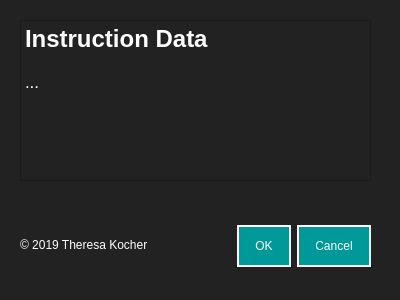
The window that design/dialog_instructionData.ui (resa89/pridentifier) describes before a commit, drawn with Qt 5.
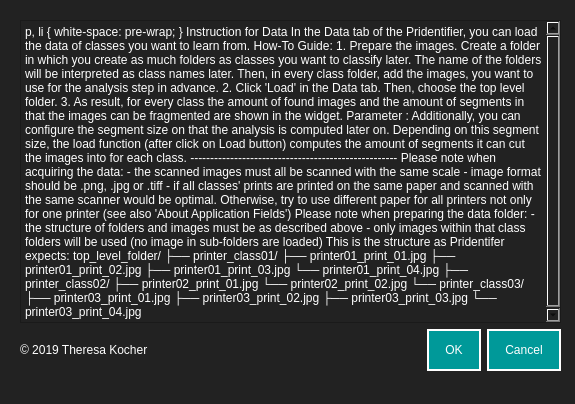
The same window after the commit.

Commit message: devel: Edit all dialogs for correct descriptions

Patch:
```diff
--- a/design/dialog_instructionData.ui
+++ b/design/dialog_instructionData.ui
@@ -6,8 +6,8 @@
    <rect>
     <x>0</x>
     <y>0</y>
-    <width>400</width>
-    <height>300</height>
+    <width>575</width>
+    <height>404</height>
    </rect>
   </property>
   <property name="windowTitle">
@@ -17,17 +17,103 @@
    <string notr="true">background-color: #222222;
 </string>
   </property>
-  <widget class="QDialogButtonBox" name="buttonBox">
+  <widget class="QWidget" name="verticalLayoutWidget">
    <property name="geometry">
     <rect>
-     <x>30</x>
-     <y>221</y>
-     <width>341</width>
-     <height>51</height>
+     <x>20</x>
+     <y>20</y>
+     <width>541</width>
+     <height>351</height>
     </rect>
    </property>
-   <property name="styleSheet">
-    <string notr="true">QPushButton {
+   <layout class="QVBoxLayout" name="verticalLayout">
+    <item>
+     <layout class="QHBoxLayout" name="horizontalLayout">
+      <item>
+       <layout class="QHBoxLayout" name="horizontalLayout_2"/>
+      </item>
+     </layout>
+    </item>
+    <item>
+     <layout class="QHBoxLayout" name="horizontalLayout_4">
+      <item>
+       <widget class="QTextBrowser" name="textBrowser">
+        <property name="styleSheet">
+         <string notr="true">color: #fff;
+font: 12pt &quot;Helvetica&quot;;
+</string>
+        </property>
+        <property name="html">
+         <string>&lt;!DOCTYPE HTML PUBLIC &quot;-//W3C//DTD HTML 4.0//EN&quot; &quot;http://www.w3.org/TR/REC-html40/strict.dtd&quot;&gt;
+&lt;html&gt;&lt;head&gt;&lt;meta name=&quot;qrichtext&quot; content=&quot;1&quot; /&gt;&lt;style type=&quot;text/css&quot;&gt;
+p, li { white-space: pre-wrap; }
+&lt;/style&gt;&lt;/head&gt;&lt;body style=&quot; font-family:'Helvetica'; font-size:12pt; font-weight:400; font-style:normal;&quot;&gt;
+&lt;p style=&quot; margin-top:0px; margin-bottom:0px; margin-left:0px; margin-right:0px; -qt-block-indent:0; text-indent:0px;&quot;&gt;&lt;span style=&quot; font-size:18pt; font-weight:600;&quot;&gt;Instruction for Data&lt;/span&gt;&lt;/p&gt;
+&lt;p style=&quot;-qt-paragraph-type:empty; margin-top:0px; margin-bottom:0px; margin-left:0px; margin-right:0px; -qt-block-indent:0; text-indent:0px;&quot;&gt;&lt;br /&gt;&lt;/p&gt;
+&lt;p style=&quot; margin-top:0px; margin-bottom:0px; margin-left:0px; margin-right:0px; -qt-block-indent:0; text-indent:0px;&quot;&gt;&lt;span style=&quot; font-family:'.SF NS Text'; font-size:13pt;&quot;&gt;In the Data tab of the Pridentifier, you can load the data of classes you want to learn from.&lt;/span&gt;&lt;/p&gt;
+&lt;p style=&quot;-qt-paragraph-type:empty; margin-top:0px; margin-bottom:0px; margin-left:0px; margin-right:0px; -qt-block-indent:0; text-indent:0px; font-family:'.SF NS Text'; font-size:13pt;&quot;&gt;&lt;br /&gt;&lt;/p&gt;
+&lt;p style=&quot; margin-top:0px; margin-bottom:0px; margin-left:0px; margin-right:0px; -qt-block-indent:0; text-indent:0px;&quot;&gt;&lt;span style=&quot; font-family:'.SF NS Text'; font-size:13pt; font-weight:600;&quot;&gt;How-To Guide:&lt;/span&gt;&lt;/p&gt;
+&lt;p style=&quot;-qt-paragraph-type:empty; margin-top:0px; margin-bottom:0px; margin-left:0px; margin-right:0px; -qt-block-indent:0; text-indent:0px;&quot;&gt;&lt;br /&gt;&lt;/p&gt;
+&lt;p style=&quot; margin-top:0px; margin-bottom:0px; margin-left:0px; margin-right:0px; -qt-block-indent:0; text-indent:0px;&quot;&gt;&lt;span style=&quot; font-family:'.SF NS Text'; font-size:13pt;&quot;&gt;1. Prepare the images. Create a folder in which you create as much folders as classes you want to classify later. The name of the folders will be interpreted as class names later. Then, in every class folder, add the images, you want to use for the analysis step in advance.&lt;/span&gt;&lt;/p&gt;
+&lt;p style=&quot;-qt-paragraph-type:empty; margin-top:0px; margin-bottom:0px; margin-left:0px; margin-right:0px; -qt-block-indent:0; text-indent:0px;&quot;&gt;&lt;br /&gt;&lt;/p&gt;
+&lt;p style=&quot; margin-top:0px; margin-bottom:0px; margin-left:0px; margin-right:0px; -qt-block-indent:0; text-indent:0px;&quot;&gt;&lt;span style=&quot; font-family:'.SF NS Text'; font-size:13pt;&quot;&gt;2. Click 'Load' in the Data tab. Then, choose the top level folder.&lt;/span&gt;&lt;/p&gt;
+&lt;p style=&quot;-qt-paragraph-type:empty; margin-top:0px; margin-bottom:0px; margin-left:0px; margin-right:0px; -qt-block-indent:0; text-indent:0px;&quot;&gt;&lt;br /&gt;&lt;/p&gt;
+&lt;p style=&quot; margin-top:0px; margin-bottom:0px; margin-left:0px; margin-right:0px; -qt-block-indent:0; text-indent:0px;&quot;&gt;&lt;span style=&quot; font-family:'.SF NS Text'; font-size:13pt;&quot;&gt;3. As result, for every class the amount of found images and the amount of segments in that the images can be fragmented are shown in the widget.&lt;/span&gt;&lt;/p&gt;
+&lt;p style=&quot;-qt-paragraph-type:empty; margin-top:0px; margin-bottom:0px; margin-left:0px; margin-right:0px; -qt-block-indent:0; text-indent:0px; font-family:'.SF NS Text'; font-size:13pt;&quot;&gt;&lt;br /&gt;&lt;/p&gt;
+&lt;p style=&quot; margin-top:0px; margin-bottom:0px; margin-left:0px; margin-right:0px; -qt-block-indent:0; text-indent:0px;&quot;&gt;&lt;span style=&quot; font-family:'.SF NS Text'; font-size:13pt; font-weight:600;&quot;&gt;Parameter&lt;/span&gt;&lt;span style=&quot; font-family:'.SF NS Text'; font-size:13pt;&quot;&gt;:&lt;/span&gt;&lt;/p&gt;
+&lt;p style=&quot; margin-top:0px; margin-bottom:0px; margin-left:0px; margin-right:0px; -qt-block-indent:0; text-indent:0px;&quot;&gt;&lt;span style=&quot; font-family:'.SF NS Text'; font-size:13pt;&quot;&gt;Additionally, you can configure the segment size on that the analysis is computed later on. Depending on this segment size, the load function (after click on Load button) computes the amount of segments it can cut the images into for each class.&lt;/span&gt;&lt;/p&gt;
+&lt;p style=&quot;-qt-paragraph-type:empty; margin-top:0px; margin-bottom:0px; margin-left:0px; margin-right:0px; -qt-block-indent:0; text-indent:0px; font-family:'.SF NS Text'; font-size:13pt;&quot;&gt;&lt;br /&gt;&lt;/p&gt;
+&lt;p style=&quot; margin-top:0px; margin-bottom:0px; margin-left:0px; margin-right:0px; -qt-block-indent:0; text-indent:0px;&quot;&gt;&lt;span style=&quot; font-family:'.SF NS Text'; font-size:13pt;&quot;&gt;----------------------------------------------------&lt;/span&gt;&lt;/p&gt;
+&lt;p style=&quot; margin-top:0px; margin-bottom:0px; margin-left:0px; margin-right:0px; -qt-block-indent:0; text-indent:0px;&quot;&gt;&lt;span style=&quot; font-family:'.SF NS Text'; font-size:13pt; font-style:italic;&quot;&gt;Please note when acquiring the data:&lt;/span&gt;&lt;/p&gt;
+&lt;p style=&quot; margin-top:0px; margin-bottom:0px; margin-left:0px; margin-right:0px; -qt-block-indent:0; text-indent:0px;&quot;&gt;&lt;span style=&quot; font-family:'.SF NS Text'; font-size:13pt;&quot;&gt;- the scanned images must all be scanned with the same scale&lt;/span&gt;&lt;/p&gt;
+&lt;p style=&quot; margin-top:0px; margin-bottom:0px; margin-left:0px; margin-right:0px; -qt-block-indent:0; text-indent:0px;&quot;&gt;&lt;span style=&quot; font-family:'.SF NS Text'; font-size:13pt;&quot;&gt;- image format should be .png, .jpg or .tiff&lt;/span&gt;&lt;/p&gt;
+&lt;p style=&quot; margin-top:0px; margin-bottom:0px; margin-left:0px; margin-right:0px; -qt-block-indent:0; text-indent:0px;&quot;&gt;&lt;span style=&quot; font-family:'.SF NS Text'; font-size:13pt;&quot;&gt;- if all classes' prints are printed on the same paper and scanned with the same scanner would be optimal. Otherwise, try to use different paper for all printers not only for one printer (see also 'About &amp;gt; Application Fields')&lt;/span&gt;&lt;/p&gt;
+&lt;p style=&quot;-qt-paragraph-type:empty; margin-top:0px; margin-bottom:0px; margin-left:0px; margin-right:0px; -qt-block-indent:0; text-indent:0px; font-family:'.SF NS Text'; font-size:13pt;&quot;&gt;&lt;br /&gt;&lt;/p&gt;
+&lt;p style=&quot; margin-top:0px; margin-bottom:0px; margin-left:0px; margin-right:0px; -qt-block-indent:0; text-indent:0px;&quot;&gt;&lt;span style=&quot; font-family:'.SF NS Text'; font-size:13pt; font-style:italic;&quot;&gt;Please note when preparing the data folder:&lt;/span&gt;&lt;/p&gt;
+&lt;p style=&quot; margin-top:0px; margin-bottom:0px; margin-left:0px; margin-right:0px; -qt-block-indent:0; text-indent:0px;&quot;&gt;&lt;span style=&quot; font-family:'.SF NS Text'; font-size:13pt;&quot;&gt;- the structure of folders and images must be as described above&lt;/span&gt;&lt;/p&gt;
+&lt;p style=&quot; margin-top:0px; margin-bottom:0px; margin-left:0px; margin-right:0px; -qt-block-indent:0; text-indent:0px;&quot;&gt;&lt;span style=&quot; font-family:'.SF NS Text'; font-size:13pt;&quot;&gt;- only images within that class folders will be used (no image in sub-folders are loaded)&lt;/span&gt;&lt;/p&gt;
+&lt;p style=&quot;-qt-paragraph-type:empty; margin-top:0px; margin-bottom:0px; margin-left:0px; margin-right:0px; -qt-block-indent:0; text-indent:0px; font-family:'.SF NS Text'; font-size:13pt;&quot;&gt;&lt;br /&gt;&lt;/p&gt;
+&lt;p style=&quot; margin-top:0px; margin-bottom:0px; margin-left:0px; margin-right:0px; -qt-block-indent:0; text-indent:0px;&quot;&gt;&lt;span style=&quot; font-family:'.SF NS Text'; font-size:13pt;&quot;&gt;This is the structure as Pridentifer expects:&lt;/span&gt;&lt;/p&gt;
+&lt;p style=&quot;-qt-paragraph-type:empty; margin-top:0px; margin-bottom:0px; margin-left:0px; margin-right:0px; -qt-block-indent:0; text-indent:0px; font-family:'.SF NS Text'; font-size:13pt;&quot;&gt;&lt;br /&gt;&lt;/p&gt;
+&lt;p style=&quot; margin-top:0px; margin-bottom:0px; margin-left:0px; margin-right:0px; -qt-block-indent:0; text-indent:0px;&quot;&gt;&lt;span style=&quot; font-family:'.SF NS Text'; font-size:13pt;&quot;&gt;top_level_folder/&lt;/span&gt;&lt;/p&gt;
+&lt;p style=&quot; margin-top:0px; margin-bottom:0px; margin-left:0px; margin-right:0px; -qt-block-indent:0; text-indent:0px;&quot;&gt;&lt;span style=&quot; font-family:'.SF NS Text'; font-size:13pt;&quot;&gt;├── printer_class01/&lt;/span&gt;&lt;/p&gt;
+&lt;p style=&quot; margin-top:0px; margin-bottom:0px; margin-left:0px; margin-right:0px; -qt-block-indent:0; text-indent:0px;&quot;&gt;&lt;span style=&quot; font-family:'.SF NS Text'; font-size:13pt;&quot;&gt;          ├── printer01_print_01.jpg&lt;/span&gt;&lt;/p&gt;
+&lt;p style=&quot; margin-top:0px; margin-bottom:0px; margin-left:0px; margin-right:0px; -qt-block-indent:0; text-indent:0px;&quot;&gt;&lt;span style=&quot; font-family:'.SF NS Text'; font-size:13pt;&quot;&gt;          ├── printer01_print_02.jpg&lt;/span&gt;&lt;/p&gt;
+&lt;p style=&quot; margin-top:0px; margin-bottom:0px; margin-left:0px; margin-right:0px; -qt-block-indent:0; text-indent:0px;&quot;&gt;&lt;span style=&quot; font-family:'.SF NS Text'; font-size:13pt;&quot;&gt;          ├── printer01_print_03.jpg&lt;/span&gt;&lt;/p&gt;
+&lt;p style=&quot; margin-top:0px; margin-bottom:0px; margin-left:0px; margin-right:0px; -qt-block-indent:0; text-indent:0px;&quot;&gt;&lt;span style=&quot; font-family:'.SF NS Text'; font-size:13pt;&quot;&gt;          └── printer01_print_04.jpg&lt;/span&gt;&lt;/p&gt;
+&lt;p style=&quot; margin-top:0px; margin-bottom:0px; margin-left:0px; margin-right:0px; -qt-block-indent:0; text-indent:0px;&quot;&gt;&lt;span style=&quot; font-family:'.SF NS Text'; font-size:13pt;&quot;&gt;├── printer_class02/&lt;/span&gt;&lt;/p&gt;
+&lt;p style=&quot; margin-top:0px; margin-bottom:0px; margin-left:0px; margin-right:0px; -qt-block-indent:0; text-indent:0px;&quot;&gt;&lt;span style=&quot; font-family:'.SF NS Text'; font-size:13pt;&quot;&gt;          ├── printer02_print_01.jpg&lt;/span&gt;&lt;/p&gt;
+&lt;p style=&quot; margin-top:0px; margin-bottom:0px; margin-left:0px; margin-right:0px; -qt-block-indent:0; text-indent:0px;&quot;&gt;&lt;span style=&quot; font-family:'.SF NS Text'; font-size:13pt;&quot;&gt;          └── printer02_print_02.jpg&lt;/span&gt;&lt;/p&gt;
+&lt;p style=&quot; margin-top:0px; margin-bottom:0px; margin-left:0px; margin-right:0px; -qt-block-indent:0; text-indent:0px;&quot;&gt;&lt;span style=&quot; font-family:'.SF NS Text'; font-size:13pt;&quot;&gt;└── printer_class03/&lt;/span&gt;&lt;/p&gt;
+&lt;p style=&quot; margin-top:0px; margin-bottom:0px; margin-left:0px; margin-right:0px; -qt-block-indent:0; text-indent:0px;&quot;&gt;&lt;span style=&quot; font-family:'.SF NS Text'; font-size:13pt;&quot;&gt;          ├── printer03_print_01.jpg&lt;/span&gt;&lt;/p&gt;
+&lt;p style=&quot; margin-top:0px; margin-bottom:0px; margin-left:0px; margin-right:0px; -qt-block-indent:0; text-indent:0px;&quot;&gt;&lt;span style=&quot; font-family:'.SF NS Text'; font-size:13pt;&quot;&gt;          ├── printer03_print_02.jpg&lt;/span&gt;&lt;/p&gt;
+&lt;p style=&quot; margin-top:0px; margin-bottom:0px; margin-left:0px; margin-right:0px; -qt-block-indent:0; text-indent:0px;&quot;&gt;&lt;span style=&quot; font-family:'.SF NS Text'; font-size:13pt;&quot;&gt;          ├── printer03_print_03.jpg&lt;/span&gt;&lt;/p&gt;
+&lt;p style=&quot; margin-top:0px; margin-bottom:0px; margin-left:0px; margin-right:0px; -qt-block-indent:0; text-indent:0px;&quot;&gt;&lt;span style=&quot; font-family:'.SF NS Text'; font-size:13pt;&quot;&gt;          └── printer03_print_04.jpg&lt;/span&gt;&lt;/p&gt;
+&lt;p style=&quot;-qt-paragraph-type:empty; margin-top:0px; margin-bottom:0px; margin-left:0px; margin-right:0px; -qt-block-indent:0; text-indent:0px; font-family:'.SF NS Text'; font-size:13pt;&quot;&gt;&lt;br /&gt;&lt;/p&gt;
+&lt;p style=&quot;-qt-paragraph-type:empty; margin-top:0px; margin-bottom:0px; margin-left:0px; margin-right:0px; -qt-block-indent:0; text-indent:0px; font-family:'.SF NS Text'; font-size:13pt;&quot;&gt;&lt;br /&gt;&lt;/p&gt;&lt;/body&gt;&lt;/html&gt;</string>
+        </property>
+       </widget>
+      </item>
+     </layout>
+    </item>
+    <item>
+     <layout class="QHBoxLayout" name="horizontalLayout_3">
+      <item>
+       <widget class="QLabel" name="label">
+        <property name="styleSheet">
+         <string notr="true">color: #fff;
+font: 12pt &quot;Helvetica&quot;;
+</string>
+        </property>
+        <property name="text">
+         <string>© 2019 Theresa Kocher</string>
+        </property>
+       </widget>
+      </item>
+      <item>
+       <widget class="QDialogButtonBox" name="buttonBox">
+        <property name="styleSheet">
+         <string notr="true">QPushButton {
 background-color: #009999;
 padding: 12px 16px;
 border: 2px solid #fff;
@@ -37,55 +123,18 @@
 QPushButton:hover {
 	background-color: #75bdc3;
 }</string>
-   </property>
-   <property name="orientation">
-    <enum>Qt::Horizontal</enum>
-   </property>
-   <property name="standardButtons">
-    <set>QDialogButtonBox::Cancel|QDialogButtonBox::Ok</set>
-   </property>
-  </widget>
-  <widget class="QLabel" name="label">
-   <property name="geometry">
-    <rect>
-     <x>20</x>
-     <y>220</y>
-     <width>131</width>
-     <height>50</height>
-    </rect>
-   </property>
-   <property name="styleSheet">
-    <string notr="true">color: #fff;
-font: 12pt &quot;Helvetica&quot;;
-</string>
-   </property>
-   <property name="text">
-    <string>© 2019 Theresa Kocher</string>
-   </property>
-  </widget>
-  <widget class="QTextBrowser" name="textBrowser">
-   <property name="geometry">
-    <rect>
-     <x>20</x>
-     <y>20</y>
-     <width>351</width>
-     <height>161</height>
-    </rect>
-   </property>
-   <property name="styleSheet">
-    <string notr="true">color: #fff;
-font: 12pt &quot;Helvetica&quot;;
-</string>
-   </property>
-   <property name="html">
-    <string>&lt;!DOCTYPE HTML PUBLIC &quot;-//W3C//DTD HTML 4.0//EN&quot; &quot;http://www.w3.org/TR/REC-html40/strict.dtd&quot;&gt;
-&lt;html&gt;&lt;head&gt;&lt;meta name=&quot;qrichtext&quot; content=&quot;1&quot; /&gt;&lt;style type=&quot;text/css&quot;&gt;
-p, li { white-space: pre-wrap; }
-&lt;/style&gt;&lt;/head&gt;&lt;body style=&quot; font-family:'Helvetica'; font-size:12pt; font-weight:400; font-style:normal;&quot;&gt;
-&lt;p style=&quot; margin-top:0px; margin-bottom:0px; margin-left:0px; margin-right:0px; -qt-block-indent:0; text-indent:0px;&quot;&gt;&lt;span style=&quot; font-size:18pt; font-weight:600;&quot;&gt;Instruction Data&lt;/span&gt;&lt;/p&gt;
-&lt;p style=&quot;-qt-paragraph-type:empty; margin-top:0px; margin-bottom:0px; margin-left:0px; margin-right:0px; -qt-block-indent:0; text-indent:0px;&quot;&gt;&lt;br /&gt;&lt;/p&gt;
-&lt;p style=&quot; margin-top:0px; margin-bottom:0px; margin-left:0px; margin-right:0px; -qt-block-indent:0; text-indent:0px;&quot;&gt;&lt;span style=&quot; font-family:'.SF NS Text'; font-size:13pt;&quot;&gt;...&lt;/span&gt;&lt;/p&gt;&lt;/body&gt;&lt;/html&gt;</string>
-   </property>
+        </property>
+        <property name="orientation">
+         <enum>Qt::Horizontal</enum>
+        </property>
+        <property name="standardButtons">
+         <set>QDialogButtonBox::Cancel|QDialogButtonBox::Ok</set>
+        </property>
+       </widget>
+      </item>
+     </layout>
+    </item>
+   </layout>
   </widget>
  </widget>
  <resources/>
```
Left out of the diff: 18 changed lines with no effect on the pictures. The commit also changes 17 other files.
